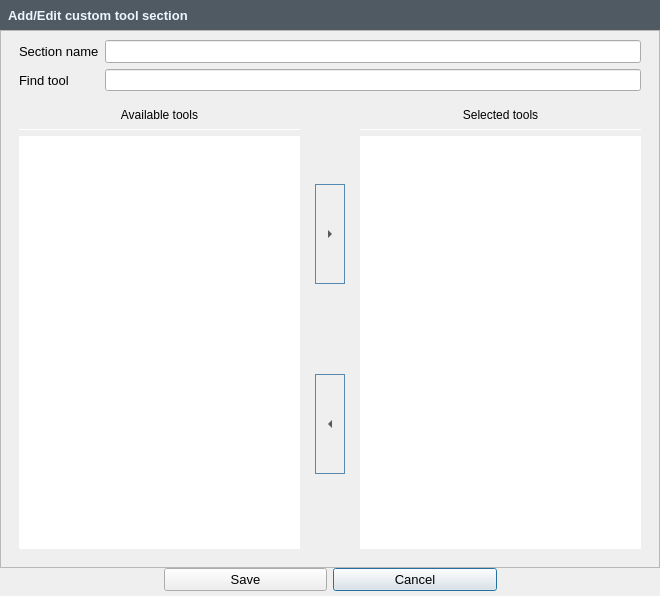
This is SectionManager/UI/add_section_dialog.ui in GIAPspzoo/GIAP_PolaMap_lite as Qt 5 draws it before an edit. The edited form follows.
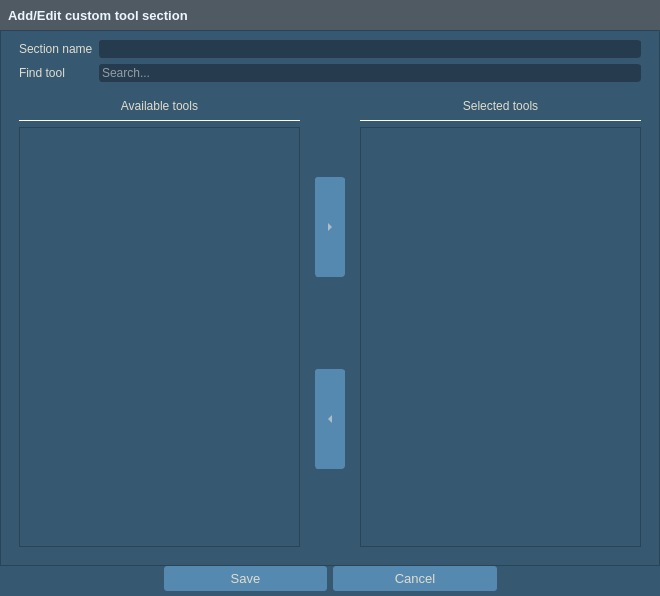
This is the edited form. Icons and pictures are not drawn. Custom widgets are drawn as their Qt base class.

What changed in the file:
```diff
--- a/SectionManager/UI/add_section_dialog.ui
+++ b/SectionManager/UI/add_section_dialog.ui
@@ -42,7 +42,421 @@
     <normaloff>:/plugins/GIAP-giap_layout/icons/giap_logo.png</normaloff>:/plugins/GIAP-giap_layout/icons/giap_logo.png</iconset>
   </property>
   <property name="styleSheet">
-   <string notr="true"/>
+   <string notr="true">* {
+background-color: #365871;
+color:#E0DECF;
+font: 10pt &quot;Segoe UI&quot;;
+}
+QLabel{
+font: 10pt &quot;Segoe UI&quot;;
+color:#E0DECF;
+height: 35px;
+}
+QCheckBox::indicator {
+  width: 13px;
+    height: 13px;
+border: 0px solid #E0DECF;
+}
+QCheckBox::indicator:checked {
+ image: url(:/plugins/GIAP-PolaMap/icons/checked.png);
+  width: 13px;
+    height: 13px;
+}
+QCheckBox::indicator:unchecked {
+ image: url(:/plugins/GIAP-PolaMap/icons/unchecked.png);
+  width: 13px;
+    height: 13px;
+}
+
+QScrollBar:horizontal {
+    height: 15px;
+}
+QScrollBar::handle:horizontal {
+    background: #5589B0;
+    border-radius: 5px;
+    width: 10px;
+    margin: 2px 0 2px 0;
+}
+QScrollBar::add-line:horizontal, QScrollBar::sub-line:horizontal  {
+    border: 1px solid transparent;
+    background: transparent;
+    width: 12px;
+}
+ QScrollBar:vertical {
+     width: 15px;
+ }
+ QScrollBar::handle:vertical {
+     background: #5589B0;
+     height: 10px;
+     border-radius: 5px;
+         margin: 0px 2px 0px 2px;
+ }
+ QScrollBar::add-line:vertical{
+    border: 1px solid transparent;
+     background: transparent;
+     height: 12px;
+ }
+
+ QScrollBar::sub-line:vertical {
+      border: 1px solid transparent;
+     background: transparent;
+     height: 12px;
+ }
+
+QAbstractScrollArea::corner {
+ border: 1px solid transparent;
+width: 0px; 
+height: 0px;
+}
+
+QPushButton {
+padding: 5px;
+}
+
+QLineEdit, QTextEdit{
+border: 1px solid;
+border-radius:3px;
+border-color: #263c4e;
+background-color: #263c4e;
+}
+
+QLineEdit:focus{
+border: solid;
+border-style: solid;
+border-width: 1px;
+border-color: #E0DECF;
+}
+
+QPushButton {
+border: none;
+border-width: 1px;
+border-radius:3px;
+background-color: #5589B0;
+}
+QPushButton:checked {
+background-color: #5589B0;
+border: solid;
+border-width: 1px;
+border-color: #5589B0;
+}
+
+QPushButton:pressed {
+background-color: #5589B0;
+border: solid;
+border-width: 1px;
+border-color:#5589B0;
+}
+QPushButton:hover {
+background-color: #5589B0;
+border-radius: 3px;
+border: solid;
+border-style: solid;
+border-width: 1px;
+border-color: #E0DECF;
+}
+
+QToolButton {
+border: none;
+border-width: 1px;
+border-radius:3px;
+background-color: #5589B0;
+}
+
+QToolButton:checked {
+background-color: #5589B0;
+border: solid;
+border-width: 1px;
+border-color: #5589B0;
+}
+QToolButton:hover {
+background-color: #5589B0;
+border-radius: 3px;
+border: solid;
+border-style: solid;
+border-width: 1px;
+border-color: #E0DECF;
+}
+
+
+QToolButton:pressed {
+background-color: #5589B0;
+border: solid;
+border-width: 1px;
+border-color:#5589B0;
+}
+
+QToolButton::menu, QToolButton::menu-button {
+background-color: #263C4E;
+border: solid;
+border-width: 1px;
+border-color: #5589B0;
+}
+
+QMenu::item:selected {
+background-color:  #5589B0;
+}
+
+QComboBox QListView{
+selection-background-color:  #5589B0;
+    color: #E0DECF;
+     padding: 2px;
+}
+
+QComboBox:editable {
+border: 0px solid #5589B0;
+border-radius: 3px;
+background-color: #263c4e;
+padding: 0px 0px 0px 3px;
+}
+
+QComboBox:editable:focus{
+border: solid;
+border-style: solid;
+border-width: 1px;
+border-color: #E0DECF;
+}
+
+QComboBox:!editable {
+border: 0px solid #5589B0;
+border-radius: 3px;
+background-color: #263c4e;
+padding:0px 3px 0px 3px;
+}
+
+QComboBox:!editable:on {
+background-color: #263c4e;
+border: solid;
+border-width: 1px;
+border-color: #365871;
+padding:0px 5px 0px 3px;
+}
+
+QComboBox::drop-down {
+border-left: solid;
+border-width: 0px;
+background-color: #263c4e;
+border-radius: 3px;
+}
+QComboBox::drop-down:editable:on {
+background-color:#263c4e;
+border: solid;
+border-width: 1px;
+border-color: #263c4e;
+}
+
+QComboBox::drop-down:!editable:on {
+background-color: #263c4e;
+}
+
+QComboBox::down-arrow {
+        image:  url(:/plugins/GIAP-PolaMap/icons/branch-open.png);
+    width: 18px;
+    height: 28px;
+}
+
+QComboBox::down-arrow:hover, QComboBox::down-arrow:pressed{
+border: solid;
+border-width: 0px;
+border-color: #E0DECF;
+border-radius: 3px;
+margin:0px 3px 0px -1px;
+}
+
+QToolTip {
+color:white;
+	font: 9pt &quot;Segoe UI&quot;;
+font-weight: normal;
+border-style: double;
+border: 0.1rem;
+border-radius: 0.3rem;
+background-color:#4F5A63;
+}
+
+Line {
+color: qlineargradient(spread:pad, x1:0, y1:1, x2:0, y2:0, stop:0 rgba(65, 97, 124, 255), stop:1 rgba(90, 135, 172, 255));
+}
+
+QTabBar::tab {
+border-top-left-radius: 3px;
+border-top-right-radius: 3px;
+padding:1px 0px 1px 0px;
+margin-top: 2px;
+color: #E0DECF;
+font-weight: 550;
+}
+
+QTabBar::tab:selected {
+border: 0rem solid;
+border-color:#5589B0;
+margin-bottom: 2px;
+border-bottom: 2px solid #E0DECF;
+font-weight: 650;
+color: #E0DECF;
+}
+QTabBar::tab:hover {
+border: 0rem solid;
+background: transparent;
+margin-bottom: 2px;
+border-bottom: 2px solid #E0DECF;
+font-weight: 650;
+}
+
+QTabBar::tab:!selected {
+border: 0rem solid;
+background: transparent;
+margin-bottom: 2px;
+border-bottom: 2px solid transparent;
+font-weight: 550;
+color: #B3B2A6;
+}
+QTabBar::tab:!selected:hover {
+border: 0rem solid;
+background: transparent;
+margin-bottom: 2px;
+border-bottom: 2px solid #E0DECF;
+font-weight: 550;
+color: #B3B2A6;
+}
+
+QTabBar::tab:last:!selected {
+margin-right: 1px;
+}
+
+QTabWidget::pane {
+border-top:1px solid #B3B2A6;
+border-bottom: 0px solid #B3B2A6;
+}
+
+QTabWidget::tab-bar {
+left: 5px;
+right: 5px;
+}
+
+QTreeView {
+    border: 0rem solid;
+    border-color: #5589B0;
+    margin: 0.2rem;
+   show-decoration-selected: 1;
+}
+
+QTreeView::item,
+QTreeView::branch {
+    color: black;
+     padding:2px;
+}
+
+QTreeView:branch:hover,
+QTreeView:item:hover
+{
+    background-color: #5589B0;
+    color: white;
+}
+
+QTreeView:branch:selected,
+QTreeView:item:selected
+{
+    background-color: #5589B0;
+    color: white;
+}
+
+QTreeView::branch:has-children:!has-siblings:closed,
+QTreeView::branch:closed:has-children:has-siblings {
+        border-image: none;
+        image: url(:/plugins/GIAP-PolaMap/icons/branch-closed.png);
+}
+
+QTreeView::branch:open:has-children:!has-siblings,
+QTreeView::branch:open:has-children:has-siblings  {
+        border-image: none;
+        image:  url(:/plugins/GIAP-PolaMap/icons/branch-open.png);
+}
+
+QProgressBar {
+    border: 0.2rem solid #365871;
+    background-color: #365871;
+    border-radius: 0.3rem;
+    text-align: center;
+    color: white;
+}
+
+QProgressBar::chunk {
+    background-color: #5589B0;
+}
+QSpinBox, QDoubleSpinBox,
+QSpinBox:editable,
+QSpinBox:hover,
+QSpinBox:pressed,
+QDoubleSpinBox:editable,
+QDoubleSpinBox:hover,
+QDoubleSpinBox:pressed {
+    border: 0.1rem solid;
+    border-radius: 0.3rem;
+    border-color: #263c4e;
+background-color: #263c4e;
+}
+QSpinBox:focus, QDoubleSpinBox:focus {
+border-style: solid;
+border-width: 0rem;
+border-color: #E0DECF;
+}
+QSpinBox:disabled, QDoubleSpinBox:disabled {
+  border: none;
+  border-bottom: 0.1rem solid #263c4e;
+  border-radius: 0;
+  background: #263c4e;
+  color: #000000;
+}
+QSpinBox::up-button, QDoubleSpinBox::up-button{
+  subcontrol-origin: border;
+  subcontrol-position: top right;
+  border: 0rem solid white;
+  border-radius: 3;
+  background: #263c4e;
+}
+QSpinBox::down-button, QDoubleSpinBox::down-button {
+  subcontrol-origin: border;
+  subcontrol-position: bottom right;
+  border: 0rem solid white;
+  border-radius: 3;
+  background: #263c4e;
+}
+QSpinBox::down-button:hover, QDoubleSpinBox::down-button:hover, QSpinBox::up-button:hover, QDoubleSpinBox::up-button:hover {
+border: solid;
+border-width: 0.1rem;
+border-color: #E0DECF;
+}
+QSpinBox::up-arrow,QDoubleSpinBox::up-arrow {
+  image: url(:/plugins/GIAP-PolaMap/icons/spinup.png);
+    width: 18px;
+    height: 18px;
+}
+QSpinBox::up-arrow:disabled,
+QSpinBox::up-arrow:off {
+  image: none;
+}
+QSpinBox::down-arrow, QDoubleSpinBox::down-arrow {
+  image: url(:/plugins/GIAP-PolaMap/icons/spindown.png);
+    width: 18px;
+    height: 18px;
+}
+QSpinBox::down-arrow:disabled,
+QSpinBox::down-arrow:off,
+ QDoubleSpinBox::down-arrow:disabled,
+QDoubleSpinBox::down-arrow:off{
+  image: none;
+}
+
+QTableView {
+border:1px solid #2A4457;
+color:white;
+selection-background-color: #6FB1E3;
+ selection-color: white;
+}
+QTableView::item:selected {
+color:white;
+selection-background-color: #6FB1E3;
+selection-color: white;
+}</string>
   </property>
   <property name="locale">
    <locale language="English" country="UnitedKingdom"/>
@@ -209,7 +623,7 @@
              <item>
               <widget class="QTableView" name="availableToolTable">
                <property name="styleSheet">
-                <string notr="true">border: none</string>
+                <string notr="true"/>
                </property>
                <property name="frameShape">
                 <enum>QFrame::NoFrame</enum>
@@ -353,7 +767,7 @@
              <item>
               <widget class="QTableView" name="selectedToolTable">
                <property name="styleSheet">
-                <string notr="true">border: none</string>
+                <string notr="true"/>
                </property>
                <property name="frameShape">
                 <enum>QFrame::NoFrame</enum>
```
Left out of the diff: 12 changed lines with no effect on the pictures.
